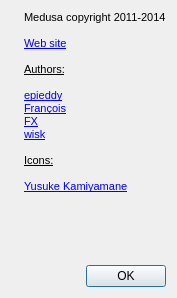
Qt form src/ui/qt/About.ui (wisk/medusa) before a commit.
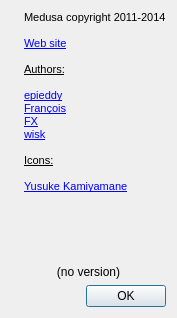
The same form after that commit. Icons and pictures are not drawn.

Commit message: core: add static method to get the current version of medusa ; pkg: use correct version number ; cmake: update version number

What changed in the file:
```diff
--- a/src/ui/qt/About.ui
+++ b/src/ui/qt/About.ui
@@ -95,6 +95,16 @@
      </property>
     </spacer>
    </item>
+   <item>
+    <widget class="QLabel" name="Version">
+     <property name="text">
+      <string>(no version)</string>
+     </property>
+     <property name="alignment">
+      <set>Qt::AlignCenter</set>
+     </property>
+    </widget>
+   </item>
    <item>
     <widget class="QDialogButtonBox" name="ButtonBox">
      <property name="orientation">
```
Left out of the diff: 2 changed lines with no effect on the pictures. The commit also changes 6 other files.
